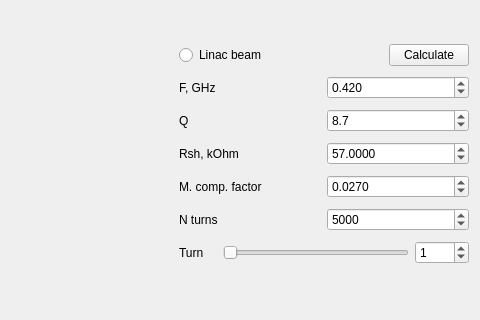
This is wi.ui in vitaliibalakin/dr_microwave as Qt 5 draws it before an edit; both pictures show x 681 to 1161 and y 0 to 320 of the 1161 by 800 pixel window. The edited form follows.
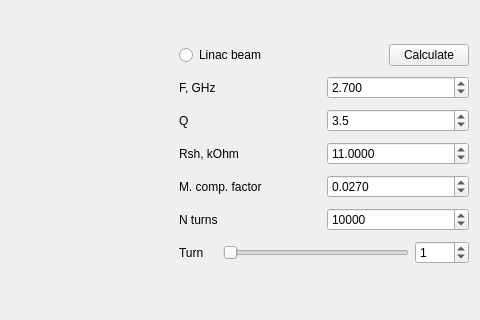
This is the edited form.

What changed in the file:
```diff
--- a/wi.ui
+++ b/wi.ui
@@ -106,7 +106,7 @@
           <double>0.100000000000000</double>
          </property>
          <property name="value">
-          <double>8.699999999999999</double>
+          <double>3.500000000000000</double>
          </property>
         </widget>
        </item>
@@ -133,7 +133,7 @@
           <double>5.000000000000000</double>
          </property>
          <property name="value">
-          <double>57.000000000000000</double>
+          <double>11.000000000000000</double>
          </property>
         </widget>
        </item>
@@ -163,7 +163,7 @@
           <double>0.010000000000000</double>
          </property>
          <property name="value">
-          <double>0.420000000000000</double>
+          <double>2.700000000000000</double>
          </property>
         </widget>
        </item>
@@ -184,7 +184,7 @@
           <number>100000</number>
          </property>
          <property name="value">
-          <number>5000</number>
+          <number>10000</number>
          </property>
         </widget>
        </item>
```
